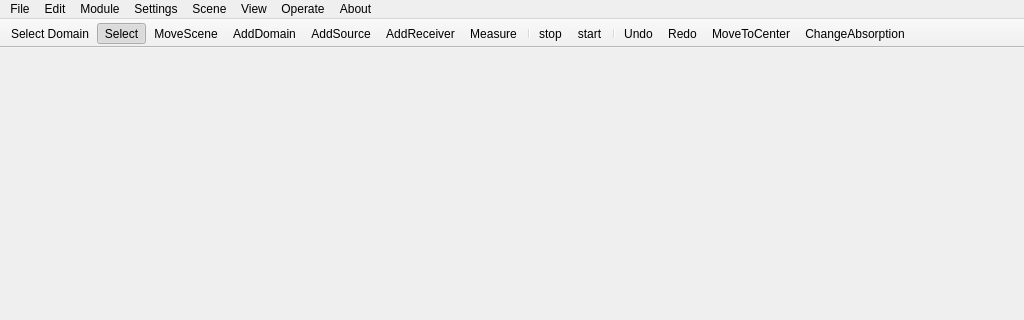
openPSTD/openPSTD, file openPSTD/window.ui: the form before one commit; both pictures show x 0 to 1024 and y 0 to 320 of the 1024 by 768 pixel window.
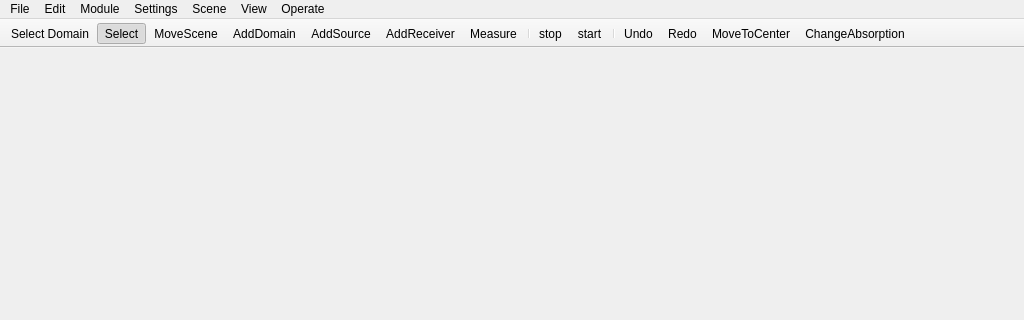
The form after the commit. Icons and pictures are not drawn.

Commit message: Removed unused changelog functionality in about menu. Removed square at (0, 0).

Diff of the .ui file:
```diff
--- a/openPSTD/window.ui
+++ b/openPSTD/window.ui
@@ -113,12 +113,6 @@
     <addaction name="actionMoveToCenter"/>
     <addaction name="actionChangeAbsorption"/>
    </widget>
-   <widget class="QMenu" name="menuAbout">
-    <property name="title">
-     <string>About</string>
-    </property>
-    <addaction name="actionChangelog"/>
-   </widget>
    <addaction name="menuOpenPSTD"/>
    <addaction name="menuEdit"/>
    <addaction name="menuModule"/>
@@ -126,7 +120,6 @@
    <addaction name="menuScene"/>
    <addaction name="menuView"/>
    <addaction name="menuOperate"/>
-   <addaction name="menuAbout"/>
   </widget>
   <widget class="QToolBar" name="mainToolBar">
    <property name="movable">
```
Left out of the diff: 5 changed lines with no effect on the pictures. The commit also changes 4 other files.
